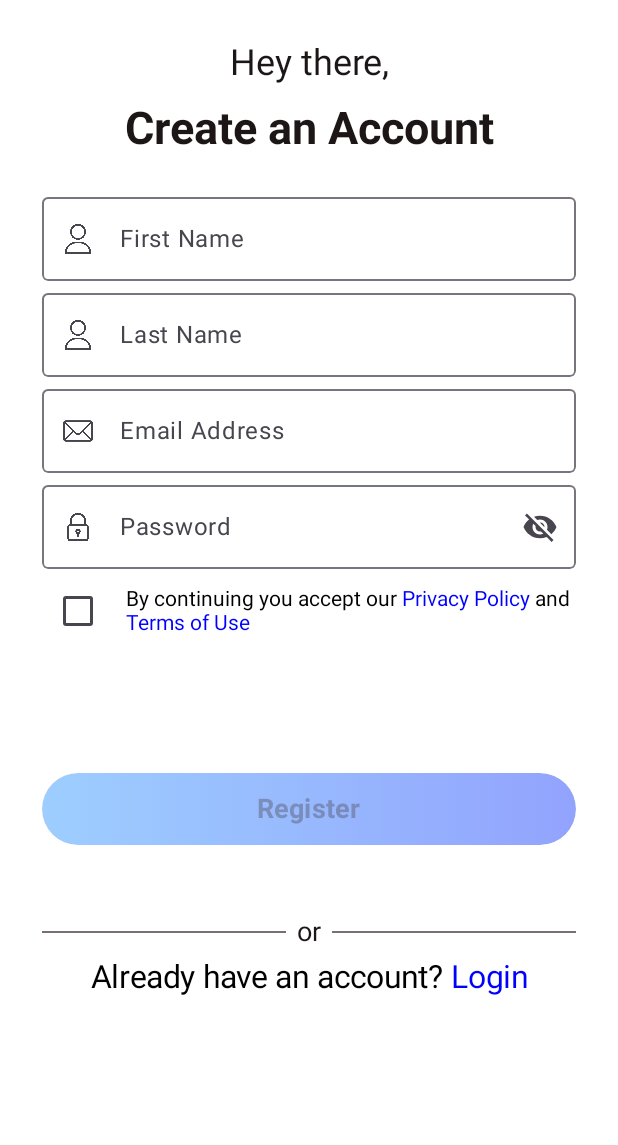
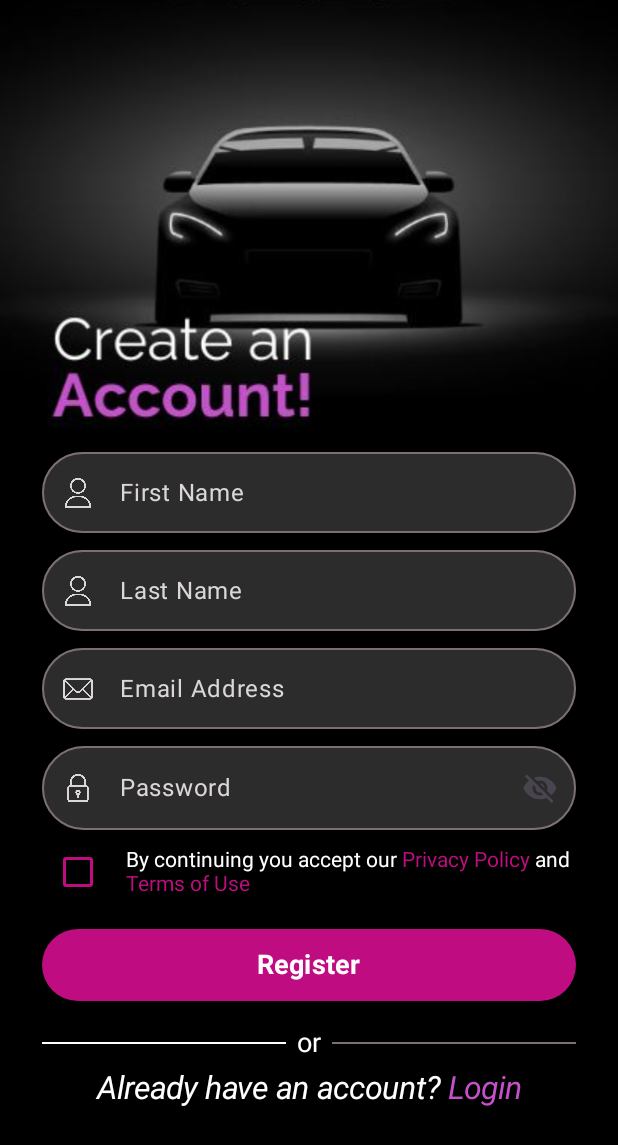
Before and after one commit to SaadALi078/CarCareApp, an Android app built with Jetpack Compose: the screen it shows after launch (MainActivity), on a phone screen of 412 x 824 dp. Shown: the top 1145 px of the screen. Run offline under Robolectric (Android 15) with nearby library versions, the phone set to English and light mode, and no system bars; our stand-ins replace Firebase (no records; nobody signed in at launch, a user with empty details on screens opened directly).

Commit message:
Integrated Firebase authentication and created modern UI for Signup/Login screens

```diff
--- a/app/build.gradle.kts
+++ b/app/build.gradle.kts
@@ -65,6 +65,8 @@ dependencies {
 
     // Material3 (from your libs.versions.toml if used)
     implementation(libs.androidx.material3)
+    implementation(libs.junit)
+    implementation(libs.androidx.junit)
 
     // Testing
     testImplementation(libs.junit)
@@ -76,12 +78,13 @@ dependencies {
     // Debug tools
     debugImplementation(libs.androidx.ui.tooling)
     debugImplementation(libs.androidx.ui.test.manifest)
+    debugImplementation(libs.androidx.ui.tooling)
 
 
 //view model
     implementation("androidx.lifecycle:lifecycle-viewmodel-compose:2.7.0")
 
-
+androidTestImplementation(libs.androidx.ui.test.junit4)
 
     //firebase Authentication
     implementation (platform  ("com.google.firebase:firebase-bom:33.13.0"))
--- a/app/src/main/java/com/example/carcare/Component/AppComponent.kt
+++ b/app/src/main/java/com/example/carcare/Component/AppComponent.kt
@@ -6,6 +6,7 @@ import android.icu.number.NumberFormatter
 import android.inputmethodservice.Keyboard
 import android.util.Log
 import androidx.compose.foundation.Image
+
 import androidx.compose.foundation.background
 import androidx.compose.foundation.layout.Box
 import androidx.compose.foundation.layout.Column
@@ -16,6 +17,8 @@ import androidx.compose.ui.graphics.Color
 import com.example.carcare.R
 import androidx.compose.foundation.layout.fillMaxSize
 import androidx.compose.foundation.layout.fillMaxWidth
+import androidx.compose.foundation.layout.height
+
 
 import androidx.compose.material3.OutlinedTextFieldDefaults
 
@@ -32,6 +35,7 @@ import androidx.compose.material.icons.filled.VisibilityOff
 import androidx.compose.material3.Button
 import androidx.compose.material3.ButtonDefaults
 import androidx.compose.material3.Checkbox
+import androidx.compose.material3.CheckboxDefaults
 import androidx.compose.material3.Divider
 import androidx.compose.material3.Icon
 import androidx.compose.material3.IconButton
@@ -47,20 +51,23 @@ import androidx.compose.ui.unit.dp
 import androidx.compose.ui.Modifier
 import androidx.compose.ui.draw.clip
 import androidx.compose.ui.graphics.Brush
+
 import androidx.compose.ui.graphics.Color.Companion.White
 import androidx.compose.ui.graphics.painter.Painter
 import androidx.compose.ui.node.Ref
 import androidx.compose.ui.res.colorResource
 import androidx.compose.ui.text.font.FontStyle
 import androidx.compose.ui.text.font.FontWeight
-import java.time.format.TextStyle
+
 import androidx.compose.ui.unit.sp
 import com.example.carcare.ui.theme.TextColor
 import androidx.compose.ui.res.colorResource
 import androidx.compose.ui.res.painterResource
 import androidx.compose.ui.res.stringResource
 import androidx.compose.ui.text.SpanStyle
+import androidx.compose.ui.text.TextStyle
 import androidx.compose.ui.text.buildAnnotatedString
+import androidx.compose.ui.text.font.FontFamily
 import androidx.compose.ui.text.input.ImeAction
 import androidx.compose.ui.text.input.KeyboardType
 import androidx.compose.ui.text.input.PasswordVisualTransformation
@@ -69,7 +76,7 @@ import androidx.compose.ui.text.style.LineHeightStyle
 import androidx.compose.ui.text.style.TextAlign
 import androidx.compose.ui.text.style.TextDecoration
 import androidx.compose.ui.text.withStyle
-import com.example.carcare.ui.theme.BgColor
+
 import com.example.carcare.ui.theme.GrayColor
 import com.example.carcare.ui.theme.Secondary
 import com.example.carcare.ui.theme.primary
@@ -88,7 +95,7 @@ fun NormalTextComponent(value: String){
 
 
        )
-        , color = colorResource(R.color.colorText ),
+        , color = colorResource(R.color.colorWhite ),
         textAlign = TextAlign.Center
     )
 
@@ -99,14 +106,15 @@ fun HeadingTextComponent(value: String){
         text = value,
         modifier = Modifier.fillMaxWidth().heightIn(),
         style = androidx.compose.ui.text.TextStyle(
-            fontSize = 30.sp,
+            fontSize = 35.sp,
             fontStyle = FontStyle.Normal,
-            fontWeight = FontWeight.Bold
+            fontWeight = FontWeight.Bold,
+            fontFamily = FontFamily.SansSerif,
 
 
 
         )
-        , color = colorResource(R.color.colorText ),
+        , color = Color(0xFFBF0D81),
         textAlign = TextAlign.Center
     )
 
@@ -119,52 +127,73 @@ fun MyTextField(
     errorStatus: Boolean = false,
     errorMessage: String = ""
 ) {
-    val textValue = remember {
-        mutableStateOf(value = "")
-    }
+    val textValue = remember { mutableStateOf("") }
 
-    Column(modifier = Modifier.fillMaxWidth()) { // 🔸 Wrap everything in Column
+    Column(modifier = Modifier.fillMaxWidth()) {
         OutlinedTextField(
-            modifier = Modifier
-                .fillMaxWidth()
-                .clip(RoundedCornerShape(size = 4.dp)),
-            label = { Text(text = labelValue) },
             value = textValue.value,
-            colors = OutlinedTextFieldDefaults.colors(
-                focusedBorderColor = primary,
-                focusedLabelColor = primary,
-                cursorColor = primary,
-                focusedContainerColor = Color.White,
-                unfocusedContainerColor = Color.White,
-            ),
-            keyboardOptions = KeyboardOptions(imeAction = ImeAction.Next),
             onValueChange = {
                 textValue.value = it
                 onTextSelected(it)
             },
+            modifier = Modifier
+                .fillMaxWidth()
+                .height(62.dp)
+                .clip(RoundedCornerShape(4.dp)),
+            label = {
+                Text(
+                    text = labelValue,
+                    color = Color(0xFFDCD7D7) // 💡 Label text color
+                )
+            },
+            textStyle = androidx.compose.ui.text.TextStyle( // 💡 Important part
+                color = Color(0xFFDCD7D7),
+                fontSize = 16.sp
+            ),
             leadingIcon = {
                 Icon(
                     painter = painterResources,
                     contentDescription = null,
+                    tint = Color(0xFFDCD7D7),//, icon color
                     modifier = Modifier.size(20.dp)
                 )
             },
+            shape = RoundedCornerShape(percent = 50),
+            colors = OutlinedTextFieldDefaults.colors(
+                focusedContainerColor = Color(0xFF2D2C2C),   // when text field is focused
+                unfocusedContainerColor = Color(0xFF2D2C2C), // when not focused
+
+                focusedBorderColor = colorResource(R.color.colorGray),
+                unfocusedBorderColor = colorResource(R.color.colorGray),
+                disabledBorderColor = colorResource(R.color.colorGray),
+                errorBorderColor = Color(0xFFFF5C5C), // red color for errors
+
+                focusedTextColor = Color.Black,
+                unfocusedTextColor = Color.Black,
+
+                focusedPlaceholderColor = Color.DarkGray,
+                unfocusedPlaceholderColor = Color.DarkGray,
+
+                focusedLeadingIconColor = Color.DarkGray,
+                unfocusedLeadingIconColor = Color.DarkGray
+            ),
+            keyboardOptions = KeyboardOptions(imeAction = ImeAction.Next),
             isError = !errorStatus,
             singleLine = true,
             maxLines = 1
         )
 
-        // 🔸 Show error message only when needed
         if (!errorStatus && errorMessage.isNotEmpty()) {
             Text(
                 text = errorMessage,
-                color = Color.Red,
+                color = Color(0xFFFF5C5C),
                 fontSize = 12.sp,
                 modifier = Modifier.padding(start = 16.dp, top = 4.dp)
             )
         }
     }
 }
+
 
 
 @Composable
@@ -186,16 +215,32 @@ fun passwordTextField(
         modifier = Modifier
             .fillMaxWidth()
             .clip(RoundedCornerShape(size = 4.dp)),
-        label = { Text(text = labelValue) },
+        label = { Text(text = labelValue,
+                color = Color(0xFFDCD7D7))
+                },
+
         value = password.value,
+        shape = RoundedCornerShape(percent = 50),
         colors = OutlinedTextFieldDefaults.colors(
-            focusedBorderColor = primary,
-            focusedLabelColor = primary,
-            cursorColor = primary,
-            focusedContainerColor = Color.White,
-            unfocusedContainerColor = Color.White,
+            focusedContainerColor = Color(0xFF2D2C2C),   // when text field is focused
+            unfocusedContainerColor = Color(0xFF2D2C2C), // when not focused
+
+            focusedBorderColor = colorResource(R.color.colorGray),
+            unfocusedBorderColor = colorResource(R.color.colorGray),
+            disabledBorderColor = colorResource(R.color.colorGray),
+            errorBorderColor = Color(0xFFFF5C5C), // red color for errors
+
+            focusedTextColor = Color.Black,
+            unfocusedTextColor = Color.Black,
+
+            focusedPlaceholderColor = Color.DarkGray,
+            unfocusedPlaceholderColor = Color.DarkGray,
+
+            focusedLeadingIconColor = Color.DarkGray,
+            unfocusedLeadingIconColor = Color.DarkGray
         ),
-        keyboardOptions = KeyboardOptions(
+
+                keyboardOptions = KeyboardOptions(
             keyboardType = KeyboardType.Password,
             imeAction = ImeAction.Done
         ),
@@ -205,9 +250,14 @@ fun passwordTextField(
             password.value = it
             onTextSelected(it) // ✅ now this will work fine
         },
+        textStyle = androidx.compose.ui.text.TextStyle( // 💡 Important part
+            color = Color(0xFFDCD7D7),
+            fontSize = 16.sp
+        ),
         leadingIcon = {
             Icon(
                 painter = painterResources,
+                tint = Color(0xFFDCD7D7),
                 contentDescription = null,
                 modifier = Modifier.size(20.dp)
             )
@@ -238,14 +288,18 @@ fun passwordTextField(
     if (errorStatus) {
         Text(
             text = "Password must be 8+ chars, include upper, lower, number & special char.",
-            color = Color.Red,
+            color = Color(0xFFFF5C5C),
             fontSize = 12.sp
         )
     }
 
 }
 @Composable
-fun CheckboxComponent(value: String , onTextSelected: (String) -> Unit,onCheckedChange:(Boolean)-> Unit) {
+fun CheckboxComponent(
+    value: String,
+    onTextSelected: (String) -> Unit,
+    onCheckedChange: (Boolean) -> Unit
+) {
     val checkState = remember { mutableStateOf(false) }
 
     Row(
@@ -259,58 +313,62 @@ fun CheckboxComponent(value: String , onTextSelected: (String) -> Unit,onChecked
             onCheckedChange = {
                 checkState.value = it
                 onCheckedChange.invoke(it)
-            }
+            },
+            colors = CheckboxDefaults.colors(
+                checkedColor = Color(0xFFBF0D81),      // Box fill when checked
+                uncheckedColor = Color(0xFFBF0D81),    // Border color when unchecked
+                checkmarkColor = Color.White           // Tick mark color
+            )
         )
         Spacer(modifier = Modifier.width(8.dp))
-        ClickableTextComponent(value = value,onTextSelected)
+        ClickableTextComponent(value = value, onTextSelected = onTextSelected)
     }
 }
+
 @Composable
-fun ClickableTextComponent(value: String,onTextSelected:(String)-> Unit) {
-    // Define the text parts
+fun ClickableTextComponent(value: String, onTextSelected: (String) -> Unit) {
     val initialText = "By continuing you accept our "
     val privacyPolicyText = "Privacy Policy"
     val andText = " and "
     val termAndConditionsText = "Terms of Use"
 
-    // Building the annotated string
     val annotatedString = buildAnnotatedString {
-        append(initialText)
-
-        // Privacy Policy clickable part
-        withStyle(style = SpanStyle(color = Color.Blue)) {
-            pushStringAnnotation(tag = privacyPolicyText, annotation = privacyPolicyText)
-            append(privacyPolicyText)
+        // Initial non-clickable white text
+        withStyle(style = SpanStyle(color = Color.White)) {
+            append(initialText)
         }
 
-        append(andText)
+        // Privacy Policy clickable pink text
+        withStyle(style = SpanStyle(color = Color(0xFFBF0D81))) {
+            pushStringAnnotation(tag = "privacy_policy", annotation = privacyPolicyText)
+            append(privacyPolicyText)
+            pop()
+        }
 
-        // Terms of Use clickable part
-        withStyle(style = SpanStyle(color = Color.Blue)) {
-            pushStringAnnotation(tag = termAndConditionsText, annotation = termAndConditionsText)
+        // ' and ' non-clickable white text
+        withStyle(style = SpanStyle(color = Color.White)) {
+            append(andText)
+        }
+
+        // Terms of Use clickable pink text
+        withStyle(style = SpanStyle(color = Color(0xFFBF0D81))) {
+            pushStringAnnotation(tag = "terms_of_use", annotation = termAndConditionsText)
             append(termAndConditionsText)
+            pop()
         }
     }
 
-    // Make the text clickable
     ClickableText(
         text = annotatedString,
         onClick = { offset ->
-            // Find the clicked part of the text and handle accordingly
-            annotatedString.getStringAnnotations(offset, offset).firstOrNull()?.
-            also { span ->
-                        // Handle Privacy Policy Click (e.g., navigate to Privacy Policy screen)
-                        Log.d("ClickableTextComponent", "{$span}")
-                if (span.item==termAndConditionsText || (span.item==privacyPolicyText) ){
-                    onTextSelected(span.item)
+            annotatedString.getStringAnnotations(start = offset, end = offset)
+                .firstOrNull()?.let { annotation ->
+                    onTextSelected(annotation.item)
                 }
-                    }
-
-
-
         }
     )
 }
+
 @Composable
 fun ButtonComponent(value: String,onButtonClicked:()-> Unit,isEnabled : Boolean=false){
     Button(onClick =  {
@@ -331,8 +389,7 @@ fun ButtonComponent(value: String,onButtonClicked:()-> Unit,isEnabled : Boolean=
             .fillMaxWidth()
             .heightIn(48.dp)
             .background(
-                brush = Brush.horizontalGradient(listOf(Secondary,primary)),
-                shape = RoundedCornerShape(50.dp),
+                color = Color(0xFFBF0D81)
 
 
             ),
@@ -343,6 +400,7 @@ fun ButtonComponent(value: String,onButtonClicked:()-> Unit,isEnabled : Boolean=
         {
             Text(text = value,
                 fontSize = 18.sp,
+                color = Color.White,
                 fontWeight = FontWeight.Bold)
         }
         }
@@ -357,11 +415,11 @@ fun DividerTextComponent() {
             modifier = Modifier
                 .fillMaxWidth()
                 .weight(1f),
-            color = GrayColor,
+            color = White,
             thickness = 1.dp
         )
 
-        Text(text = "or", fontSize = 18.sp, color = TextColor,
+        Text(text = "or", fontSize = 18.sp, color = White,
             modifier = Modifier.padding(7.dp))
         Divider(
             modifier = Modifier
@@ -386,7 +444,7 @@ fun ClickableLoginTextComponent(tryingToLogin: Boolean=true, onTextSelected:(Str
         append(initialText)
 
         // Privacy Policy clickable part
-        withStyle(style = SpanStyle(color = Color.Blue)) {
+        withStyle(style = SpanStyle(color = Color(0xFFc451c9))) {
             pushStringAnnotation(tag = LoginText, annotation = LoginText)
             append(LoginText)
         }
@@ -398,9 +456,10 @@ fun ClickableLoginTextComponent(tryingToLogin: Boolean=true, onTextSelected:(Str
         modifier = Modifier.fillMaxWidth().heightIn(min = 40 .dp),
         style = androidx.compose.ui.text.TextStyle(
             fontSize = 21.sp,
-            fontStyle = FontStyle.Normal,
+            fontStyle = FontStyle.Italic,
             fontWeight = FontWeight.Normal,
-            textAlign = TextAlign.Center
+            textAlign = TextAlign.Center,
+                    color = Color.White
 
 
 
@@ -436,7 +495,7 @@ fun UnderlineTextComponent(value: String){
 
 
         )
-        , color = colorResource(R.color.colorGray),
+        , color = Color.White,
         textAlign = TextAlign.Center,
         textDecoration = TextDecoration.Underline
     )
--- a/app/src/main/java/com/example/carcare/Screens/SignupScreen.kt
+++ b/app/src/main/java/com/example/carcare/Screens/SignupScreen.kt
@@ -1,36 +1,26 @@
 package com.example.carcare.Screens
-import android.text.Layout
 import android.util.Log
-import androidx.compose.foundation.isSystemInDarkTheme
+import androidx.compose.foundation.Image
 import androidx.compose.foundation.layout.Box
 import androidx.compose.foundation.layout.Column
 import androidx.compose.foundation.layout.Spacer
 import androidx.compose.ui.res.stringResource
-import androidx.compose.material3.Text
 import androidx.compose.foundation.layout.fillMaxSize
 import androidx.compose.foundation.layout.height
 import androidx.compose.foundation.layout.padding
-import androidx.compose.foundation.shape.RoundedCornerShape
-import androidx.compose.material3.Checkbox
 import androidx.compose.material3.CircularProgressIndicator
 import androidx.compose.material3.Surface
 import androidx.compose.runtime.Composable
-import androidx.compose.material3.Text
 import androidx.compose.ui.Alignment
 
 import androidx.compose.ui.Modifier
 import androidx.compose.ui.graphics.Color
-import androidx.compose.ui.graphics.Paint
-import androidx.compose.ui.layout.AlignmentLine
+import androidx.compose.ui.layout.ContentScale
 import androidx.compose.ui.res.painterResource
-import androidx.compose.ui.res.stringResource
 import androidx.compose.ui.tooling.preview.Preview
 import com.example.carcare.Component.NormalTextComponent
 
 import com.example.carcare.R
-import androidx.compose.ui.res.stringResource
-
-import androidx.compose.ui.res.stringArrayResource
 
 import androidx.compose.ui.unit.dp
 import androidx.lifecycle.viewmodel.compose.viewModel
@@ -41,65 +31,74 @@ import com.example.carcare.Component.DividerTextComponent
 import com.example.carcare.Component.HeadingTextComponent
 import com.example.carcare.Component.MyTextField
 import com.example.carcare.Component.passwordTextField
-import com.example.carcare.Data.LoginViewModel
-import com.example.carcare.Data.UIEvent
-import com.example.carcare.R.drawable.email
+import com.example.carcare.Data.SignupViewModel
+import com.example.carcare.Data.SingupUIEvent
 import com.example.carcare.navigation.Router
 import com.example.carcare.navigation.Screen
-import java.nio.file.WatchEvent
 
 
 @Composable
-fun SignupScreen(loginViewModel: LoginViewModel= viewModel()) {
+fun SignupScreen(loginViewModel: SignupViewModel= viewModel()) {
 
-        Box(modifier = Modifier.fillMaxSize(), contentAlignment = Alignment.Center) {
+        Box(modifier = Modifier.fillMaxSize(),
+            contentAlignment = Alignment.Center) {
+
+            Image(
+                painter = painterResource(id = R.drawable.bg2),
+                contentDescription = "Background Image",
+                contentScale = ContentScale.Crop,
+                modifier = Modifier.fillMaxSize()
+            )
+
             Surface(
-                color = Color.White,
+                color = Color.Transparent,
                 modifier = Modifier
                     .fillMaxSize()
+
                     .padding(28.dp)
             ) {
+                Spacer(modifier = Modifier.height(20.dp))
                 Column {
-                    NormalTextComponent(value = stringResource(id = R.string.hello))
-                    HeadingTextComponent(value = stringResource(id = R.string.createaccount))
 
-                    Spacer(modifier = Modifier.height(20.dp))
+
+                    Spacer(modifier = Modifier.height(265.dp))
 
                     MyTextField(
                         labelValue = stringResource(id = R.string.firstname),
                         painterResources = painterResource(id = R.drawable.profileicon),
                         onTextSelected = {
-                            loginViewModel.onEvent(UIEvent.FisrtNameChange(it))
+                            loginViewModel.onEvent(SingupUIEvent.FisrtNameChange(it))
                         },
                         errorStatus = loginViewModel.RegistrationUIState.value.firstNameError
                     )
-
+                    Spacer(modifier = Modifier.height(3.dp))
                     MyTextField(
                         labelValue = stringResource(id = R.string.lastname),
                         painterResources = painterResource(id = R.drawable.profileicon),
                         onTextSelected = {
-                            loginViewModel.onEvent(UIEvent.LastNameChange(it))
+                            loginViewModel.onEvent(SingupUIEvent.LastNameChange(it))
                         },
                         errorStatus = loginViewModel.RegistrationUIState.value.lastNameError
                     )
-
+                    Spacer(modifier = Modifier.height(3.dp))
                     MyTextField(
                         labelValue = stringResource(id = R.string.email),
                         errorMessage = stringResource(id = R.string.emailerro),
                         painterResources = painterResource(id = R.drawable.email),
                         onTextSelected = {
-                            loginViewModel.onEvent(UIEvent.EmailChange(it))
+                            loginViewModel.onEvent(SingupUIEvent.EmailChange(it))
 
 
                         },
                         errorStatus = loginViewModel.RegistrationUIState.value.emailError,
 
                         )
+                    Spacer(modifier = Modifier.height(3.dp))
                     passwordTextField(
                         labelValue = stringResource(id = R.string.password),
                         painterResources = painterResource(id = R.drawable.passwordicon),
                         onTextSelected = {
-                            loginViewModel.onEvent(UIEvent.PasswordChange(it))
+                            loginViewModel.onEvent(SingupUIEvent.PasswordChange(it))
                             Log.d(
                                 "DEBUG",
                                 "Password Error: ${loginViewModel.RegistrationUIState.value.passwordError}"
@@ -114,19 +113,19 @@ fun SignupScreen(loginViewModel: LoginViewModel= viewModel()) {
                             Router.navigateTo(Screen.TermsAndCondtionsScreen)
                         },
                         onCheckedChange = {
-                            loginViewModel.onEvent(UIEvent.PrivacyPolicyCheckBoxClicked(it))
+                            loginViewModel.onEvent(SingupUIEvent.PrivacyPolicyCheckBoxClicked(it))
                         })
-                    Spacer(modifier = Modifier.height(80.dp))
+                    Spacer(modifier = Modifier.height(10.dp))
 
                     ButtonComponent(
                         value = stringResource(id = R.string.register),
                         onButtonClicked = {
-                            loginViewModel.onEvent(UIEvent.RegisterButtonClicked)
+                            loginViewModel.onEvent(SingupUIEvent.RegisterButtonClicked)
                         },
                         isEnabled = loginViewModel.allValidationsPassed.value
                     )
 
-                    Spacer(modifier = Modifier.height(40.dp))
+                    Spacer(modifier = Modifier.height(10.dp))
                     DividerTextComponent()
 
                     ClickableLoginTextComponent(tryingToLogin = true, onTextSelected = {
--- a/app/src/main/java/com/example/carcare/ui/theme/Color.kt
+++ b/app/src/main/java/com/example/carcare/ui/theme/Color.kt
@@ -5,6 +5,8 @@ import androidx.compose.ui.graphics.Color
 val Purple80 = Color(0xFFD0BCFF)
 val PurpleGrey80 = Color(0xFFCCC2DC)
 val Pink80 = Color(0xFFEFB8C8)
+val PrimaryPinkBlended = Color(0xFFE91E63) // Example
+val PrimaryPink = Color(0xFFC16083)
 
 val Purple40 = Color(0xFF6650a4)
 val PurpleGrey40 = Color(0xFF625b71)
@@ -15,4 +17,7 @@ val TextColor= Color(0xFF1D1617)
 val AccentColor= Color(0xFFC58BF2)
 val GrayColor= Color(0xFF7B6F72)
 val WhiteColor= Color(0xFFFFFFFF)
-val BgColor=Color(0xFFF7F8F8)
+val BackgroundsColor=Color(0xFF004AAD)
+val Background2color=Color(0xCB6CE6)
+
+val loginbackgroundcolro=Color(0x121212)
--- a/app/src/main/res/values/colors.xml
+++ b/app/src/main/res/values/colors.xml
@@ -12,5 +12,9 @@
     <color name="colorAccent">#C58BF2</color>
     <color name="colorWhite">#FFFFFFFF</color>
     <color name="colorGray">#7B6F72</color>
-
+    <color name="PrimaryPink">#FFD81B60</color>
+    <color name="PrimaryPinkBlended">#FFE91E63</color>
+    <color name="loginbackgroundcolor">#FF121212</color>
+    <color name="textfeildcolor">#FFDCD7D7</color>
+    <color name="softGray">#DCD7D7</color>
 </resources>
```
Also changed, not shown: app/src/main/java/com/example/carcare/Data/LoginUIEvent.kt (added, +9 -0 lines), app/src/main/java/com/example/carcare/Data/LoginUIState.kt (added, +12 -0 lines), app/src/main/java/com/example/carcare/Data/SignupViewModel.kt (renamed from app/src/main/java/com/example/carcare/Data/LoginViewModel.kt, +12 -12 lines), app/src/main/java/com/example/carcare/Data/SingupUIEvent.kt (added, +11 -0 lines), app/src/main/java/com/example/carcare/Data/UIEvent.kt (deleted, +0 -11 lines), app/src/main/java/com/example/carcare/LoginViewModel.kt (added, +82 -0 lines), app/src/main/java/com/example/carcare/Screens/HomeScreen.kt (+6 -4 lines), app/src/main/java/com/example/carcare/Screens/LoginScreen.kt (+69 -43 lines), app/src/main/res/drawable/bg.jpg (added), app/src/main/res/drawable/bg2.jpg (added).
